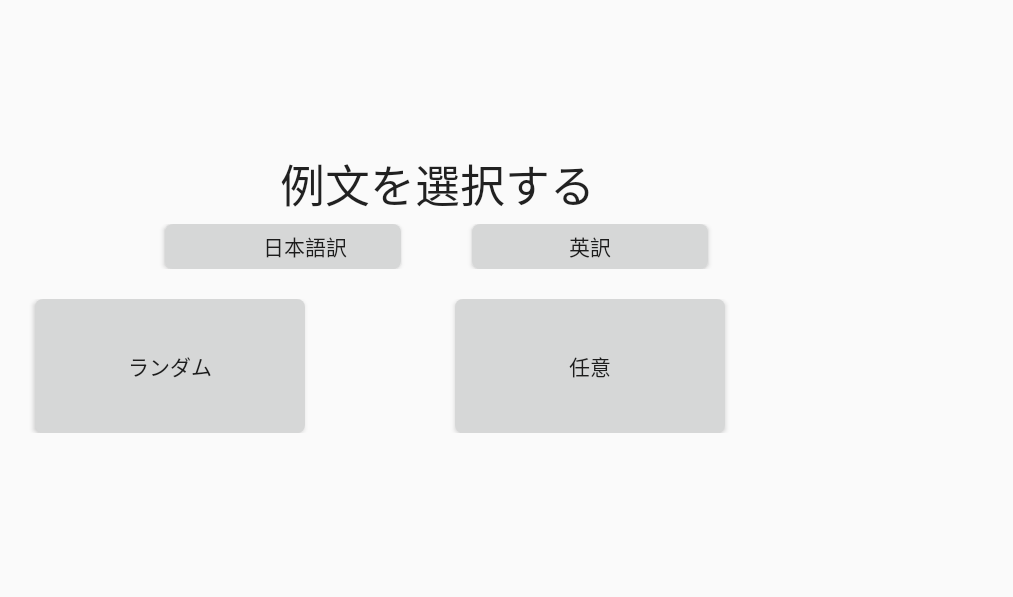
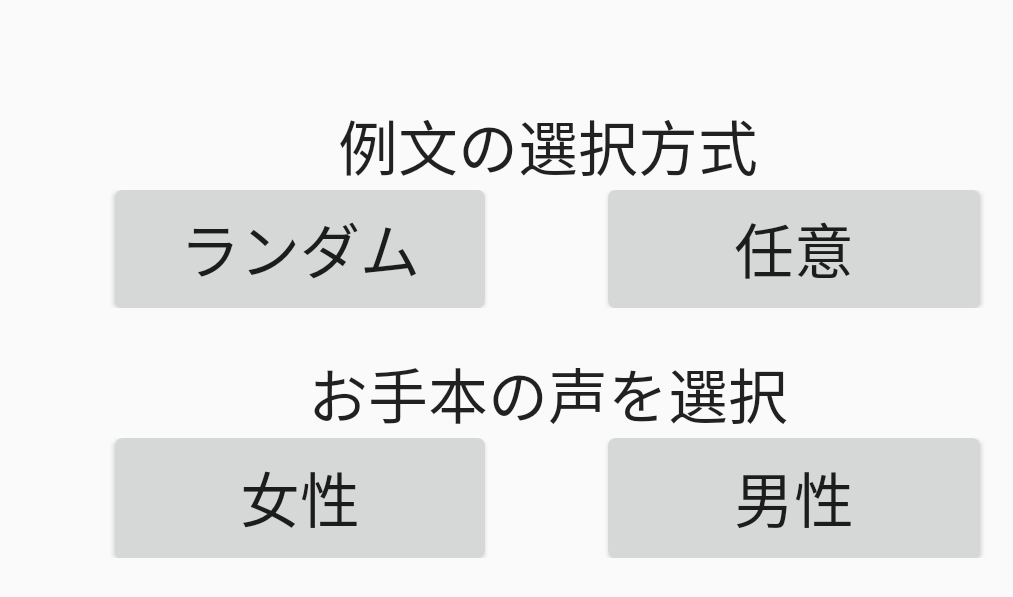
Before and after one commit to chrhsmt/Sishen, an Android app: the screen it shows after launch (FirstScreen), on a phone screen of 824 x 412 dp (held sideways). Shown: the top 597 px of the screen, without its empty margins (70-1083 px from the left). Run offline under Robolectric (Android 15) with nearby library versions, the phone set to English and light mode, and no system bars.

Commit message:
remake firstview

```diff
--- a/app/build.gradle
+++ b/app/build.gradle
@@ -9,7 +9,7 @@ android {
     buildToolsVersion '26.0.2'
     defaultConfig {
         applicationId "com.chrhsmt.sisheng"
-        minSdkVersion 21
+        minSdkVersion 23
         targetSdkVersion 26
         versionCode 1
         versionName "1.0"
--- a/app/src/main/java/com/chrhsmt/sisheng/FirstScreen.kt
+++ b/app/src/main/java/com/chrhsmt/sisheng/FirstScreen.kt
@@ -4,6 +4,10 @@ import android.support.v7.app.AppCompatActivity
 import android.os.Bundle
 import android.view.View
 import android.content.Intent
+import android.graphics.Color
+import android.graphics.Color.parseColor
+import com.chrhsmt.sisheng.R.color.colorActivate
+import com.chrhsmt.sisheng.R.drawable.shape_rounded_corners_5dp
 // 画面用にこれをimport しておく
 import kotlinx.android.synthetic.main.activity_first_screen.*
 
@@ -32,6 +36,17 @@ class FirstScreen : AppCompatActivity() {
             startActivity(intent)
         })
 
+        // お手本の声を女性に設定
+        btnWoman.setOnClickListener(View.OnClickListener {
+            btnMan.setBackgroundResource(shape_rounded_corners_5dp)
+            btnWoman.setBackgroundColor(resources.getColor(colorActivate, null))
+        })
+
+        // お手本の声を男性に設定
+        btnMan.setOnClickListener(View.OnClickListener {
+            btnMan.setBackgroundColor(resources.getColor(colorActivate, null))
+            btnWoman.setBackgroundResource(shape_rounded_corners_5dp)
+        })
     }
 
 
--- /dev/null
+++ b/app/src/main/res/drawable/btn_state.xml
@@ -0,0 +1,22 @@
+<?xml version="1.0" encoding="utf-8"?>
+<selector xmlns:android="http://schemas.android.com/apk/res/android" >
+    <!-- ボタンを押された時 -->
+    <item
+        android:state_pressed="true"
+        android:state_enabled="true"
+        android:drawable="@drawable/shape_rounded_corners_5dp_selected"/>
+    <!-- ボタンが選択状態の時 -->
+    <item
+        android:state_selected="true"
+        android:state_enabled="true"
+        android:drawable="@drawable/shape_rounded_corners_5dp_selected"/>
+    <!-- ボタンにフォーカスがあたった時 -->
+    <item
+        android:state_focused="true"
+        android:state_enabled="true"
+        android:drawable="@drawable/shape_rounded_corners_5dp_focus"/>
+    <!-- 上記以外の条件の時 -->
+    <item
+        android:state_enabled="true"
+        android:drawable="@drawable/shape_rounded_corners_5dp"/>
+</selector>
--- /dev/null
+++ b/app/src/main/res/drawable/shape_rounded_corners_5dp_focus.xml
@@ -0,0 +1,16 @@
+<?xml version="1.0" encoding="utf-8"?>
+<selector xmlns:android="http://schemas.android.com/apk/res/android">
+    <item>
+        <shape android:shape="rectangle">
+            <corners
+                android:topRightRadius="5dp"
+                android:bottomRightRadius="5dp"
+                android:bottomLeftRadius="5dp"
+                android:topLeftRadius="5dp"
+                />
+            <solid
+                android:color="@color/colorActivate"
+                />
+        </shape>
+    </item>
+</selector>
--- /dev/null
+++ b/app/src/main/res/drawable/shape_rounded_corners_5dp_selected.xml
@@ -0,0 +1,16 @@
+<?xml version="1.0" encoding="utf-8"?>
+<selector xmlns:android="http://schemas.android.com/apk/res/android">
+    <item>
+        <shape android:shape="rectangle">
+            <corners
+                android:topRightRadius="5dp"
+                android:bottomRightRadius="5dp"
+                android:bottomLeftRadius="5dp"
+                android:topLeftRadius="5dp"
+                />
+            <solid
+                android:color="@color/colorActivate"
+                />
+        </shape>
+    </item>
+</selector>
--- a/app/src/main/res/layout/activity_first_screen.xml
+++ b/app/src/main/res/layout/activity_first_screen.xml
@@ -7,129 +7,172 @@
     tools:context="com.chrhsmt.sisheng.FirstScreen">
 
     <LinearLayout
-        android:layout_width="wrap_content"
-        android:layout_height="wrap_content"
+        android:layout_width="0dp"
+        android:layout_height="0dp"
+        android:layout_marginBottom="8dp"
+        android:layout_marginTop="8dp"
         android:orientation="vertical"
-        tools:layout_editor_absoluteX="8dp"
-        tools:layout_editor_absoluteY="8dp">
+        app:layout_constraintBottom_toBottomOf="parent"
+        app:layout_constraintEnd_toEndOf="parent"
+        app:layout_constraintLeft_toLeftOf="parent"
+        app:layout_constraintRight_toRightOf="parent"
+        app:layout_constraintStart_toStartOf="parent"
+        app:layout_constraintTop_toTopOf="parent"
+        app:layout_constraintVertical_bias="0.501"
+        android:weightSum="100">
+
+        <Space
+            android:layout_width="match_parent"
+            android:layout_height="0dp"
+            android:layout_weight="15" />
 
         <LinearLayout
-            android:layout_width="676dp"
-            android:paddingTop="100dp"
-            android:layout_height="match_parent"
+            android:layout_width="match_parent"
+            android:layout_height="0dp"
+            android:layout_weight="15"
             android:orientation="horizontal">
 
             <TextView
                 android:id="@+id/textView"
-                android:layout_width="wrap_content"
-                android:layout_height="49dp"
-                android:layout_weight="1"
+                android:layout_width="match_parent"
+                android:layout_height="match_parent"
                 android:text="@string/screen1_1"
+                android:gravity="center_vertical"
                 android:textAlignment="center"
                 android:textAppearance="@style/TextAppearance.AppCompat.Headline"
-                android:textSize="30sp"
-                tools:layout_editor_absoluteX="119dp"
-                tools:layout_editor_absoluteY="105dp" />
+                android:textSize="40sp"
+                tools:layout_editor_absoluteX="0dp"
+                tools:layout_editor_absoluteY="0dp" />
 
         </LinearLayout>
 
         <LinearLayout
 
             android:layout_width="match_parent"
-            android:layout_height="wrap_content"
-            android:orientation="horizontal">
+            android:layout_height="0dp"
+            android:layout_weight="20"
+            android:orientation="horizontal"
+            android:weightSum="100">
 
             <Space
-                android:layout_width="150dp"
-                android:layout_height="8dp"
-                android:layout_weight="1"
+                android:layout_width="0dp"
+                android:layout_height="match_parent"
+                android:layout_weight="15"
                 tools:layout_editor_absoluteX="0dp"
-                tools:layout_editor_absoluteY="159dp" />
+                tools:layout_editor_absoluteY="0dp" />
 
             <Button
-                android:id="@+id/btnJapanese"
-                android:layout_width="150dp"
-                android:layout_height="30dp"
-                android:layout_weight="1"
-                android:background="@drawable/shape_rounded_corners_5dp"
+                android:id="@+id/btnRandom"
+                android:layout_width="0dp"
+                android:layout_weight="30"
+                android:layout_height="match_parent"
+                style="@style/style_btn"
 
-                android:paddingLeft="30dp"
                 android:text="@string/screen1_2"
+                android:textSize="40sp"
                 android:textAlignment="center"
-                tools:layout_editor_absoluteX="185dp"
-                tools:layout_editor_absoluteY="168dp" />
+                tools:layout_editor_absoluteX="0dp"
+                tools:layout_editor_absoluteY="0dp" />
 
             <Space
-                android:layout_width="40dp"
-                android:layout_height="wrap_content"
-                android:layout_weight="1" />
+                android:layout_width="0dp"
+                android:layout_height="match_parent"
+                android:layout_weight="10" />
 
             <Button
-                android:id="@+id/btnEnglish"
-                android:layout_width="150dp"
-                android:layout_height="30dp"
-                android:layout_weight="1"
-                android:background="@drawable/shape_rounded_corners_5dp"
+                android:id="@+id/btnNini"
+                android:layout_width="0dp"
+                android:layout_weight="30"
+                android:layout_height="match_parent"
+                style="@style/style_btn"
 
                 android:text="@string/screen1_3"
-                tools:layout_editor_absoluteX="313dp"
-                tools:layout_editor_absoluteY="168dp" />
+                android:textSize="40sp"
+                tools:layout_editor_absoluteX="0dp"
+                tools:layout_editor_absoluteY="0dp" />
 
             <Space
-                android:layout_width="150dp"
-                android:layout_height="wrap_content"
-                android:layout_weight="1" />
+                android:layout_width="0dp"
+                android:layout_height="match_parent"
+                android:layout_weight="15" />
 
         </LinearLayout>
 
         <Space
             android:layout_width="match_parent"
-            android:layout_height="20dp" />
+            android:layout_height="0dp"
+            android:layout_weight="7" />
+
+        <LinearLayout
+            android:layout_width="match_parent"
+            android:layout_height="0dp"
+            android:layout_weight="15"
+            android:orientation="horizontal">
+
+            <TextView
+                android:id="@+id/textView2"
+                android:layout_width="match_parent"
+                android:layout_height="match_parent"
+                android:text="@string/screen1_4"
+                android:gravity="center_vertical"
+                android:textAlignment="center"
+                android:textAppearance="@style/TextAppearance.AppCompat.Headline"
+                android:textSize="40sp"
+                tools:layout_editor_absoluteX="0dp"
+                tools:layout_editor_absoluteY="0dp" />
+
+        </LinearLayout>
 
         <LinearLayout
 
-            android:layout_width="wrap_content"
-            android:layout_height="wrap_content"
-            android:layout_weight="1"
-            android:orientation="horizontal">
+            android:layout_width="match_parent"
+            android:layout_height="0dp"
+            android:layout_weight="20"
+            android:orientation="horizontal"
+            android:weightSum="100">
 
             <Space
-                android:layout_width="70dp"
-                android:layout_height="wrap_content"
-                android:layout_weight="1" />
+                android:layout_width="0dp"
+                android:layout_height="match_parent"
+                android:layout_weight="15"
+                tools:layout_editor_absoluteX="0dp"
+                tools:layout_editor_absoluteY="0dp" />
 
             <Button
-                android:id="@+id/btnRandom"
-                android:layout_width="180dp"
-                android:layout_height="89dp"
-                android:layout_weight="1"
-                android:background="@drawable/shape_rounded_corners_5dp"
-
-                android:onClick="goRandamReibun"
-                android:text="@string/screen1_4"
-                tools:layout_editor_absoluteX="109dp"
-                tools:layout_editor_absoluteY="242dp" />
-
-            <Space
-                android:layout_width="100dp"
-                android:layout_height="wrap_content"
-                android:layout_weight="1" />
-
-            <Button
-                android:id="@+id/btnNini"
-                android:layout_width="180dp"
-                android:layout_height="89dp"
-                android:layout_weight="1"
+                android:id="@+id/btnWoman"
+                android:layout_width="0dp"
+                android:layout_weight="30"
+                android:layout_height="match_parent"
                 android:background="@drawable/shape_rounded_corners_5dp"
 
                 android:text="@string/screen1_5"
-                tools:layout_editor_absoluteX="315dp"
-                tools:layout_editor_absoluteY="242dp" />
+                android:textSize="40sp"
+                android:textAlignment="center"
+                tools:layout_editor_absoluteX="0dp"
+                tools:layout_editor_absoluteY="0dp" />
 
             <Space
-                android:layout_width="70dp"
-                android:layout_height="wrap_content"
-                android:layout_weight="1" />
+                android:layout_width="0dp"
+                android:layout_height="match_parent"
+                android:layout_weight="10" />
+
+            <Button
+                android:id="@+id/btnMan"
+                android:layout_width="0dp"
+                android:layout_weight="30"
+                android:layout_height="match_parent"
+                android:background="@drawable/shape_rounded_corners_5dp"
+
+                android:text="@string/screen1_6"
+                android:textSize="40sp"
+                tools:layout_editor_absoluteX="0dp"
+                tools:layout_editor_absoluteY="0dp" />
+
+            <Space
+                android:layout_width="0dp"
+                android:layout_height="match_parent"
+                android:layout_weight="15" />
+
         </LinearLayout>
 
     </LinearLayout>
--- a/app/src/main/res/values/colors.xml
+++ b/app/src/main/res/values/colors.xml
@@ -3,4 +3,5 @@
     <color name="colorPrimary">#3F51B5</color>
     <color name="colorPrimaryDark">#303F9F</color>
     <color name="colorAccent">#FF4081</color>
+    <color name="colorActivate">#08AE9E</color>
 </resources>
--- a/app/src/main/res/values/strings.xml
+++ b/app/src/main/res/values/strings.xml
@@ -7,11 +7,12 @@
     <string name="audio_prompt">サンプル音源を選択してください</string>
     <string name="analyze_button_title">解析</string>
     <string name="clear_button_title">クリア</string>
-    <string name="screen1_1">例文を選択する</string>
-    <string name="screen1_2">日本語訳</string>
-    <string name="screen1_3">英訳</string>
-    <string name="screen1_4">ランダム</string>
-    <string name="screen1_5">任意</string>
+    <string name="screen1_1">例文の選択方式</string>
+    <string name="screen1_2">ランダム</string>
+    <string name="screen1_3">任意</string>
+    <string name="screen1_4">お手本の声を選択</string>
+    <string name="screen1_5">女性</string>
+    <string name="screen1_6">男性</string>
     <string name="screen3_1">選択</string>
     <string name="screen3_2">お手本再生</string>
     <string name="screen3_3">録音</string>
--- a/app/src/main/res/values/styles.xml
+++ b/app/src/main/res/values/styles.xml
@@ -13,7 +13,9 @@
         <item name="android:windowContentOverlay">@null</item>
     </style>
 
-
+    <style name="style_btn">
+        <item name="android:background">@drawable/btn_state</item>
+    </style>
 
     <style name="AppTheme.AppBarOverlay" parent="ThemeOverlay.AppCompat.Dark.ActionBar" />
 
```
